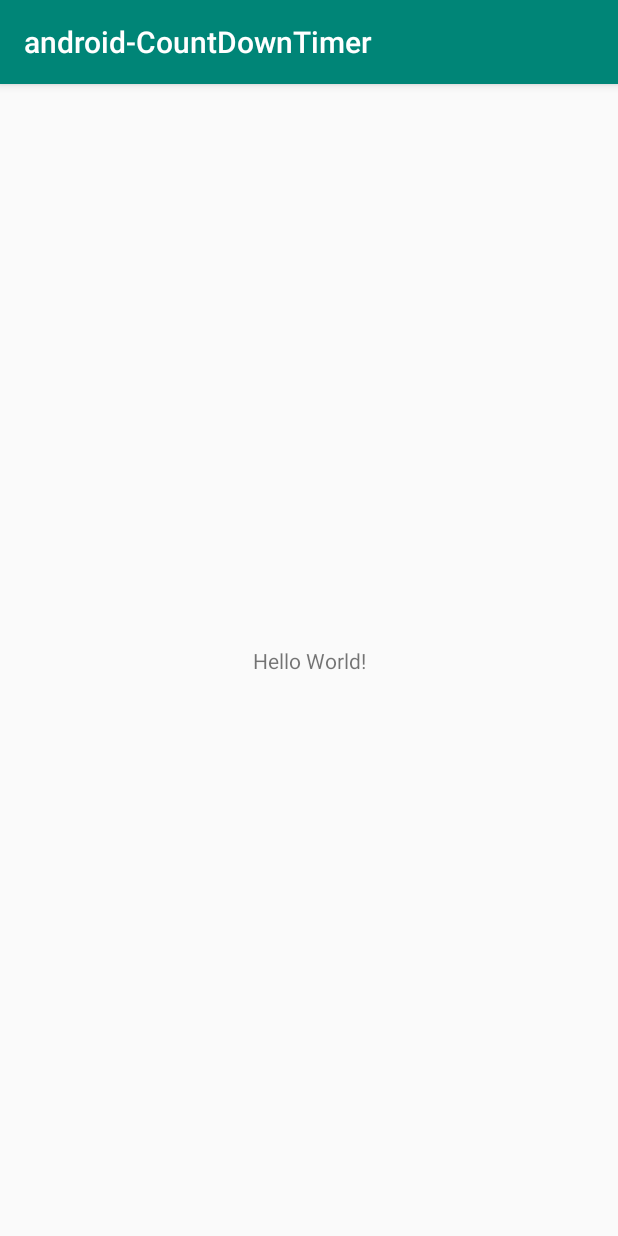
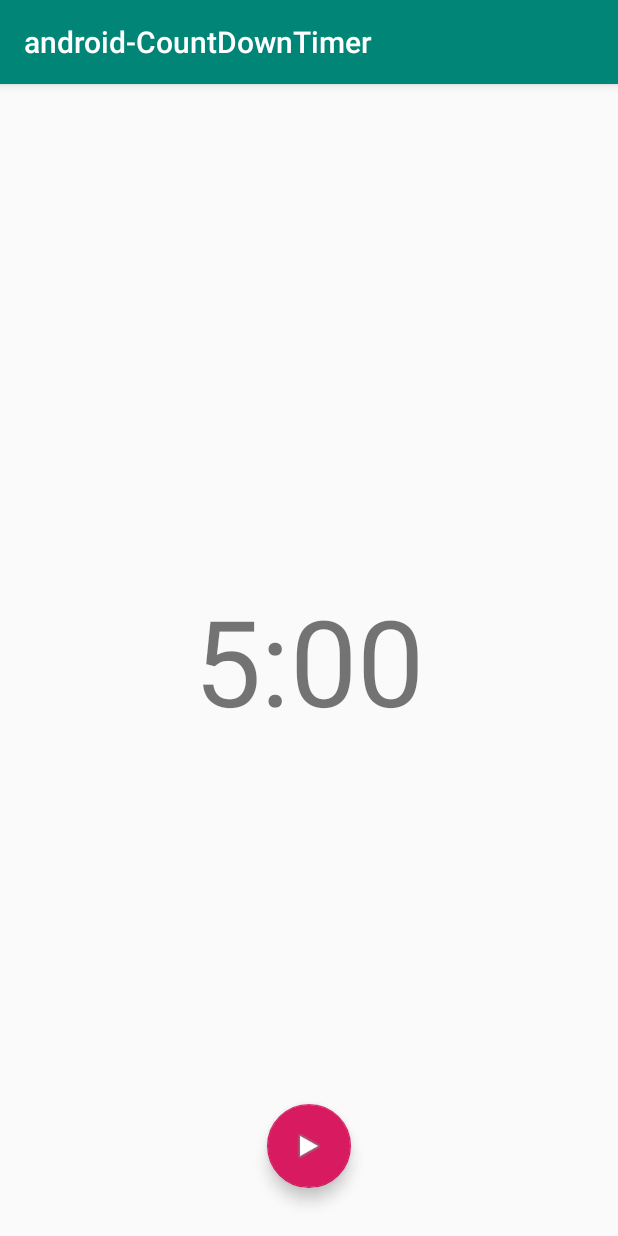
Before and after one commit to shuhei-fujita/android-countdowntimer, an Android app: the screen it shows after launch (MainActivity), on a phone screen of 412 x 824 dp. Run offline under Robolectric (Android 15) with nearby library versions, the phone set to English and light mode, and no system bars.

Commit message:
ベースレイアウト

```diff
--- a/app/build.gradle
+++ b/app/build.gradle
@@ -31,4 +31,5 @@ dependencies {
     testImplementation 'junit:junit:4.12'
     androidTestImplementation 'androidx.test:runner:1.2.0'
     androidTestImplementation 'androidx.test.espresso:espresso-core:3.2.0'
+    implementation 'com.google.android.material:material:1.0.0'
 }
--- a/app/src/main/java/com/example/android_countdowntimer/MainActivity.kt
+++ b/app/src/main/java/com/example/android_countdowntimer/MainActivity.kt
@@ -8,5 +8,7 @@ class MainActivity : AppCompatActivity() {
     override fun onCreate(savedInstanceState: Bundle?) {
         super.onCreate(savedInstanceState)
         setContentView(R.layout.activity_main)
+
+
     }
 }
--- a/app/src/main/res/layout/activity_main.xml
+++ b/app/src/main/res/layout/activity_main.xml
@@ -6,13 +6,25 @@
     android:layout_height="match_parent"
     tools:context=".MainActivity">
 
-    <TextView
+    <com.google.android.material.floatingactionbutton.FloatingActionButton
+        android:id="@+id/start_button"
         android:layout_width="wrap_content"
         android:layout_height="wrap_content"
-        android:text="Hello World!"
+        android:layout_marginBottom="32dp"
+        android:clickable="true"
         app:layout_constraintBottom_toBottomOf="parent"
-        app:layout_constraintLeft_toLeftOf="parent"
-        app:layout_constraintRight_toRightOf="parent"
+        app:layout_constraintEnd_toEndOf="parent"
+        app:layout_constraintStart_toStartOf="parent"
+        app:srcCompat="@android:drawable/ic_media_play" />
+
+    <TextView
+        android:id="@+id/timer_text"
+        android:layout_width="wrap_content"
+        android:layout_height="wrap_content"
+        android:text="5:00"
+        android:textSize="80sp"
+        app:layout_constraintBottom_toBottomOf="parent"
+        app:layout_constraintEnd_toEndOf="parent"
+        app:layout_constraintStart_toStartOf="parent"
         app:layout_constraintTop_toTopOf="parent" />
-
 </androidx.constraintlayout.widget.ConstraintLayout>
```
